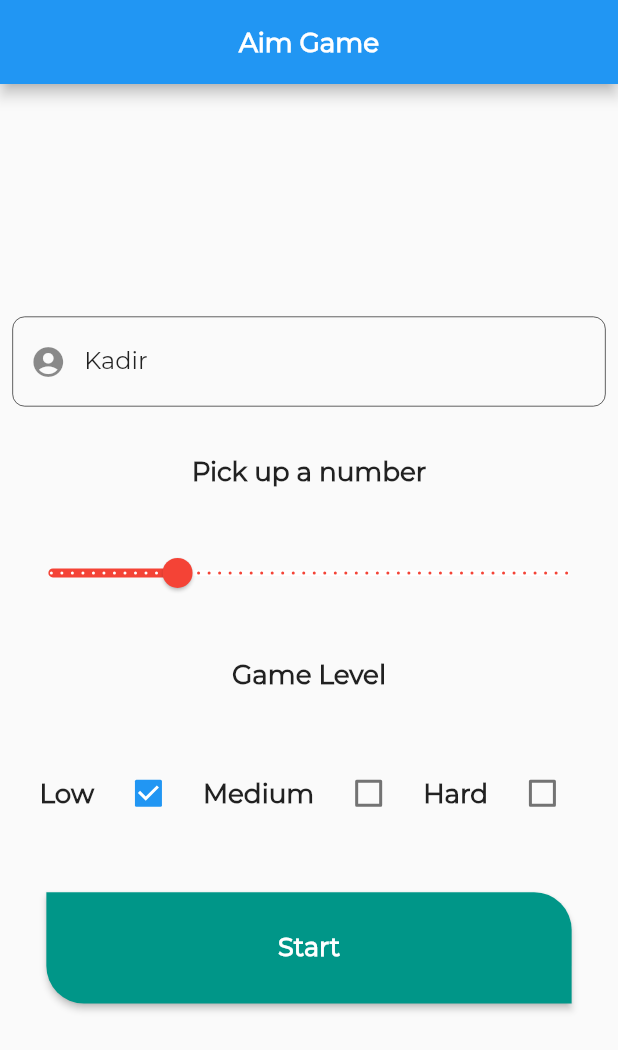
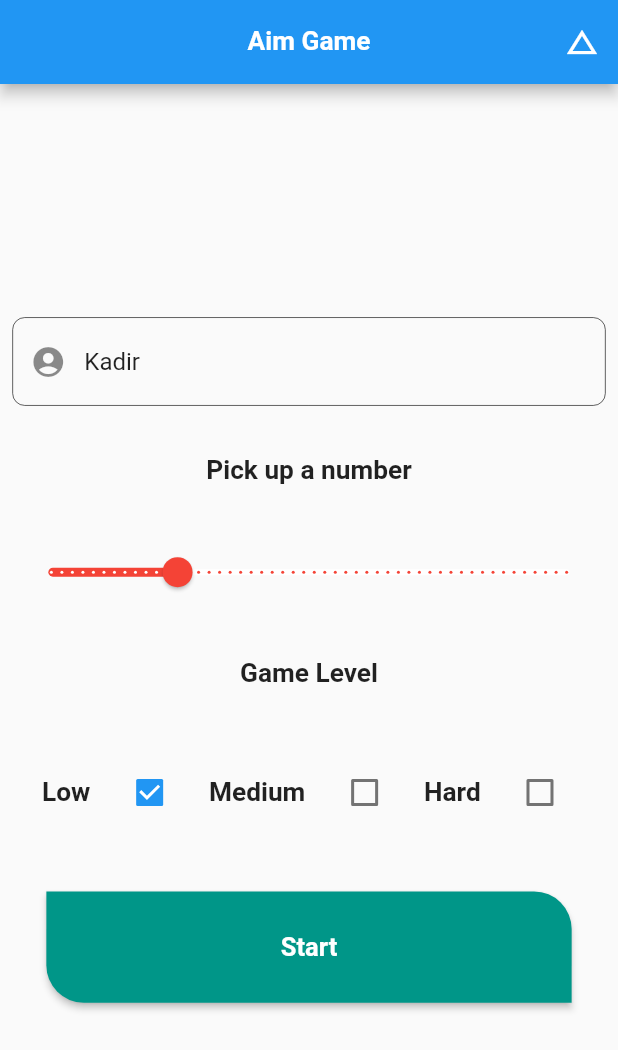
Before and after one commit to kadirbekar/aim_game_flutter, a Flutter app: the screen it shows after launch, on a phone screen of 412 x 824 dp. Shown: the top 1050 px of the screen. Run offline on Flutter 3.47's test engine with Material 2 defaults, Android fonts, the phone set to English and light mode, and no system bars; our stand-ins replace get, get_storage.

Commit message:
Route and dynamic theme managers added

```diff
--- a/lib/core/constants/image_constants.dart
+++ b/lib/core/constants/image_constants.dart
@@ -4,6 +4,7 @@ class ImageConstants {
   static ImageConstants get instance => _instance;
 
   static const String LOTTIE_SPLASH_SCREEN = "assets/lottie/dart_game.json";
+  static const String TARGET = "assets/images/target.png";
 
   ImageConstants._init();
 }
--- /dev/null
+++ b/lib/core/controllers/theme_controller.dart
@@ -0,0 +1,16 @@
+import 'package:get/get.dart';
+import 'package:get_storage/get_storage.dart';
+
+class ThemeController extends GetxController  {
+  final storage = GetStorage();
+
+  //change current theme
+  Future<void> setThemeMode(bool themeValue) async {
+    if(themeValue == false) {
+      await storage.write("theme", themeValue);
+    } else {
+      await storage.write("theme", themeValue);
+    }
+    update(); // update ui like notifyListeners();
+  }
+}
--- a/lib/ui/views/home_page.dart
+++ b/lib/ui/views/home_page.dart
@@ -1,5 +1,9 @@
+import 'package:aim_master/core/controllers/theme_controller.dart';
 import 'package:flutter/material.dart';
 import 'package:flutter/rendering.dart';
+import 'package:get/get.dart';
+import 'package:get/state_manager.dart';
+import 'package:get_storage/get_storage.dart';
 
 import '../../core/extensions/context_extension.dart';
 import '../../core/mixin/form_validation.dart';
@@ -36,19 +40,41 @@ class _HomePageState extends State<HomePage> with FormValidation {
 
   bool autoValidate = false;
 
+  GetStorage themeStorage;
+
+  bool isDark = false;
+
   @override
   void initState() {
     super.initState();
+    themeStorage = GetStorage();
   }
 
   @override
   Widget build(BuildContext context) {
-    return GestureDetector(
+    return GetBuilder<ThemeController>(
+      init: ThemeController(),
+      builder: (themeValue) => GestureDetector(
         onTap: () {
           FocusScope.of(context).unfocus();
         },
         child: Scaffold(
-        appBar: appbar,
+          appBar: AppBar(
+            actions: [
+              IconButton(
+                icon: Icon(Icons.change_history),
+                onPressed: () async {
+                  isDark = await themeStorage.read("theme");
+                  themeValue.setThemeMode(!isDark);
+                  Get.changeTheme(themeStorage.read("theme") ? ThemeData.dark() : ThemeData.light());
+                },
+              )
+            ],
+            centerTitle: true,
+            title: const LabelText(
+              text: 'Aim Game',
+            ),
+          ),
           body: Center(
             child: ListView(
               shrinkWrap: true,
@@ -63,13 +89,25 @@ class _HomePageState extends State<HomePage> with FormValidation {
                       mainAxisAlignment: MainAxisAlignment.center,
                       children: [
                         userNameTextFormField,
-                      SizedBox(height: context.mediumValue,),
-                      const LabelText(text: 'Pick up a number',),
-                      SizedBox(height: context.mediumValue,),
+                        SizedBox(
+                          height: context.mediumValue,
+                        ),
+                        LabelText(
+                          text: 'Pick up a number',
+                        ),
+                        SizedBox(
+                          height: context.mediumValue,
+                        ),
                         slider,
-                      SizedBox(height: context.mediumValue,),
-                      const LabelText(text: 'Game Level',),
-                      SizedBox(height: context.mediumValue,),
+                        SizedBox(
+                          height: context.mediumValue,
+                        ),
+                        const LabelText(
+                          text: 'Game Level',
+                        ),
+                        SizedBox(
+                          height: context.mediumValue,
+                        ),
                         Padding(
                           padding: const EdgeInsets.all(12),
                           child: Row(
@@ -100,15 +138,9 @@ class _HomePageState extends State<HomePage> with FormValidation {
             ),
           ),
         ),
+      ),
     );
   }
-
-  Widget get appbar => AppBar(
-        centerTitle: true,
-        title: const LabelText(
-          text: 'Aim Game',
-        ),
-      );
 
   Widget get userNameTextFormField => MyTextFormField(
         label: 'Username',
--- a/pubspec.yaml
+++ b/pubspec.yaml
@@ -28,6 +28,7 @@ dependencies:
   # Use with the CupertinoIcons class for iOS style icons.
   cupertino_icons: ^0.1.3
   get: ^3.8.0
+  get_storage: ^1.3.0
 
 dev_dependencies:
   flutter_test:
```
Also changed, not shown: lib/core/reusable_widgets/alert_dialog.dart (+5 -2 lines), lib/main.dart (+16 -8 lines), lib/ui/views/game_page.dart (+17 -18 lines), pubspec.lock. Lines whose indentation alone changed are shown as unchanged.
